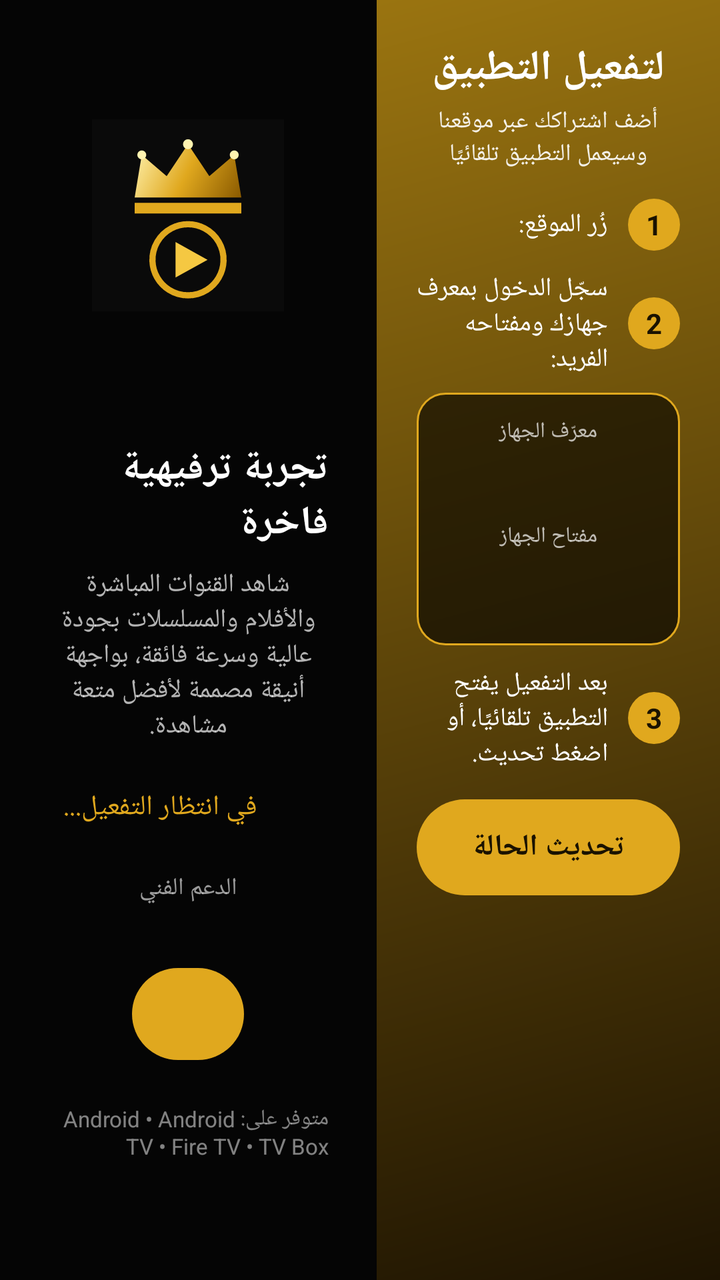
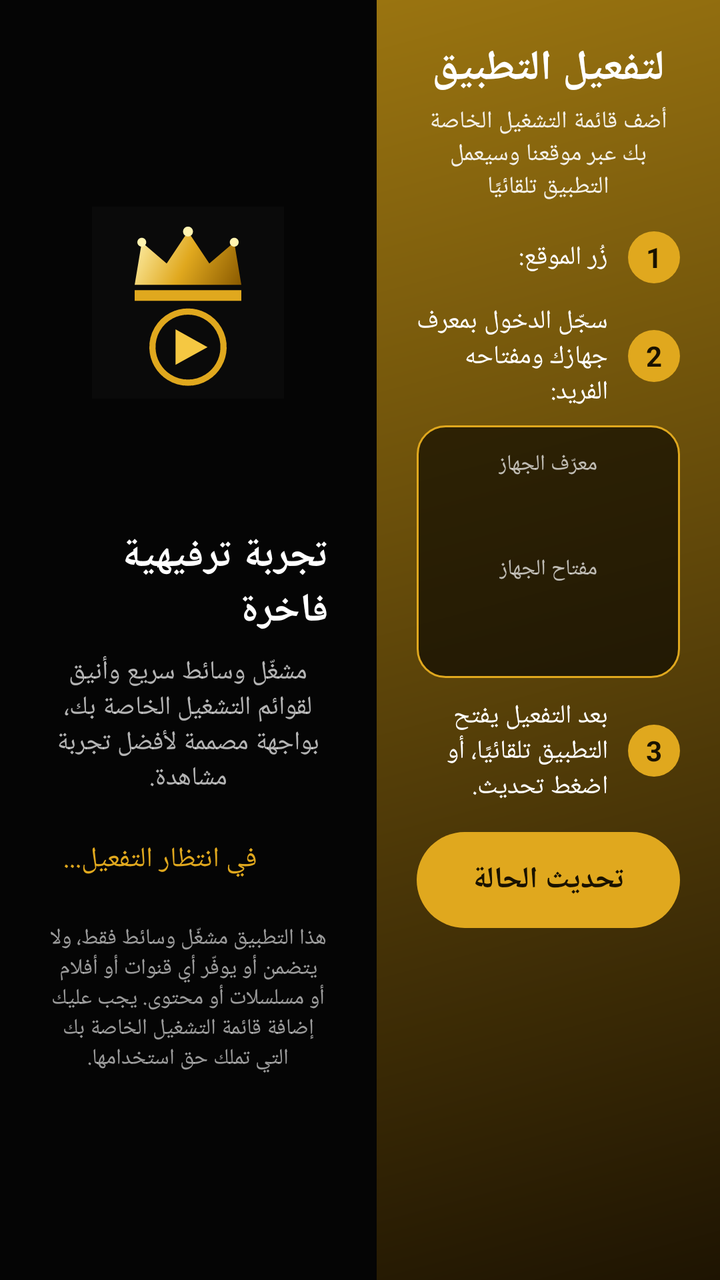

Two renders of the same Android screen: before a commit and after it. Below are the layout's source before the change and the commit's diff.
<!-- AndroidManifest.xml: application theme Theme.IPTVPlayer -->
<!-- res/layout/activity_activation.xml -->
<?xml version="1.0" encoding="utf-8"?>
<LinearLayout xmlns:android="http://schemas.android.com/apk/res/android" android:layout_width="match_parent" android:layout_height="match_parent" android:background="#050505" android:layoutDirection="ltr" android:orientation="horizontal">
<ScrollView android:layout_width="0dp" android:layout_height="match_parent" android:layout_weight="1.1" android:fillViewport="true"><LinearLayout android:layout_width="match_parent" android:layout_height="wrap_content" android:gravity="center" android:layoutDirection="rtl" android:orientation="vertical" android:padding="24dp">
<ImageView android:layout_width="96dp" android:layout_height="96dp" android:src="@drawable/ic_launcher_aurum" />
<TextView android:id="@+id/tvAppName" android:layout_width="wrap_content" android:layout_height="wrap_content" android:layout_marginTop="8dp" android:letterSpacing="0.2" android:textColor="#E0A81E" android:textSize="26sp" android:textStyle="bold" />
<TextView android:layout_width="wrap_content" android:layout_height="wrap_content" android:layout_marginTop="22dp" android:text="تجربة ترفيهية فاخرة" android:textColor="#FFFFFF" android:textSize="20sp" android:textStyle="bold" />
<TextView android:layout_width="match_parent" android:layout_height="wrap_content" android:layout_marginTop="8dp" android:gravity="center" android:text="شاهد القنوات المباشرة والأفلام والمسلسلات بجودة عالية وسرعة فائقة، بواجهة أنيقة مصممة لأفضل متعة مشاهدة." android:textColor="#B3FFFFFF" android:textSize="13sp" />
<LinearLayout android:layout_width="wrap_content" android:layout_height="wrap_content" android:layout_marginTop="22dp" android:gravity="center_vertical" android:orientation="horizontal"><ProgressBar android:id="@+id/progress" android:layout_width="20dp" android:layout_height="20dp" /><TextView android:id="@+id/tvStatus" android:layout_width="wrap_content" android:layout_height="wrap_content" android:layout_marginStart="8dp" android:text="في انتظار التفعيل..." android:textColor="#E0A81E" android:textSize="14sp" /></LinearLayout>
<TextView android:layout_width="wrap_content" android:layout_height="wrap_content" android:layout_marginTop="22dp" android:text="الدعم الفني" android:textColor="#99FFFFFF" android:textSize="12sp" />
<TextView android:id="@+id/tvPhone" android:layout_width="wrap_content" android:layout_height="wrap_content" android:textColor="#FFFFFF" android:textSize="16sp" android:textStyle="bold" />
<TextView android:id="@+id/btnContact" android:layout_width="wrap_content" android:layout_height="46dp" android:layout_marginTop="10dp" android:background="@drawable/bg_gold_btn" android:clickable="true" android:focusable="true" android:gravity="center" android:paddingStart="28dp" android:paddingEnd="28dp" android:textColor="#1A1200" android:textSize="14sp" android:textStyle="bold" />
<TextView android:layout_width="wrap_content" android:layout_height="wrap_content" android:layout_marginTop="22dp" android:text="متوفر على: Android • Android TV • Fire TV • TV Box" android:textColor="#80FFFFFF" android:textSize="11sp" />
</LinearLayout></ScrollView>
<ScrollView android:layout_width="0dp" android:layout_height="match_parent" android:layout_weight="1" android:background="@drawable/bg_activation_panel" android:fillViewport="true"><LinearLayout android:layout_width="match_parent" android:layout_height="wrap_content" android:layoutDirection="rtl" android:orientation="vertical" android:padding="20dp">
<TextView android:layout_width="match_parent" android:layout_height="wrap_content" android:gravity="center" android:text="لتفعيل التطبيق" android:textColor="#FFFFFF" android:textSize="21sp" android:textStyle="bold" />
<TextView android:layout_width="match_parent" android:layout_height="wrap_content" android:layout_marginTop="4dp" android:gravity="center" android:text="أضف اشتراكك عبر موقعنا وسيعمل التطبيق تلقائيًا" android:textColor="#E6FFFFFF" android:textSize="12sp" />
<LinearLayout android:layout_width="match_parent" android:layout_height="wrap_content" android:layout_marginTop="14dp" android:gravity="center_vertical" android:orientation="horizontal"><TextView android:layout_width="26dp" android:layout_height="26dp" android:background="@drawable/bg_step_num" android:gravity="center" android:text="1" android:textColor="#1A1200" android:textStyle="bold" /><TextView android:layout_width="wrap_content" android:layout_height="wrap_content" android:layout_marginStart="10dp" android:text="زُر الموقع:" android:textColor="#FFFFFF" android:textSize="13sp" /><TextView android:id="@+id/tvSite" android:layout_width="wrap_content" android:layout_height="wrap_content" android:layout_marginStart="6dp" android:textColor="#FFD670" android:textDirection="ltr" android:textSize="13sp" android:textStyle="bold" /></LinearLayout>
<LinearLayout android:layout_width="match_parent" android:layout_height="wrap_content" android:layout_marginTop="10dp" android:gravity="center_vertical" android:orientation="horizontal"><TextView android:layout_width="26dp" android:layout_height="26dp" android:background="@drawable/bg_step_num" android:gravity="center" android:text="2" android:textColor="#1A1200" android:textStyle="bold" /><TextView android:layout_width="0dp" android:layout_height="wrap_content" android:layout_marginStart="10dp" android:layout_weight="1" android:text="سجّل الدخول بمعرف جهازك ومفتاحه الفريد:" android:textColor="#FFFFFF" android:textSize="13sp" /></LinearLayout>
<LinearLayout android:layout_width="match_parent" android:layout_height="wrap_content" android:layout_marginTop="8dp" android:background="@drawable/bg_code_box" android:gravity="center" android:orientation="vertical" android:padding="12dp"><TextView android:layout_width="wrap_content" android:layout_height="wrap_content" android:text="معرّف الجهاز" android:textColor="#B3FFFFFF" android:textSize="11sp" /><TextView android:id="@+id/tvMac" android:layout_width="wrap_content" android:layout_height="wrap_content" android:fontFamily="monospace" android:textColor="#FFFFFF" android:textDirection="ltr" android:textIsSelectable="true" android:textSize="22sp" android:textStyle="bold" /><TextView android:layout_width="wrap_content" android:layout_height="wrap_content" android:layout_marginTop="8dp" android:text="مفتاح الجهاز" android:textColor="#B3FFFFFF" android:textSize="11sp" /><TextView android:id="@+id/tvKey" android:layout_width="wrap_content" android:layout_height="wrap_content" android:fontFamily="monospace" android:letterSpacing="0.15" android:textColor="#FFD670" android:textDirection="ltr" android:textIsSelectable="true" android:textSize="26sp" android:textStyle="bold" /></LinearLayout>
<LinearLayout android:layout_width="match_parent" android:layout_height="wrap_content" android:layout_marginTop="10dp" android:gravity="center_vertical" android:orientation="horizontal"><TextView android:layout_width="26dp" android:layout_height="26dp" android:background="@drawable/bg_step_num" android:gravity="center" android:text="3" android:textColor="#1A1200" android:textStyle="bold" /><TextView android:layout_width="0dp" android:layout_height="wrap_content" android:layout_marginStart="10dp" android:layout_weight="1" android:text="بعد التفعيل يفتح التطبيق تلقائيًا، أو اضغط تحديث." android:textColor="#FFFFFF" android:textSize="13sp" /></LinearLayout>
<TextView android:id="@+id/btnRefresh" android:layout_width="match_parent" android:layout_height="48dp" android:layout_marginTop="14dp" android:background="@drawable/bg_gold_btn" android:clickable="true" android:focusable="true" android:gravity="center" android:text="تحديث الحالة" android:textColor="#1A1200" android:textSize="15sp" android:textStyle="bold" />
<LinearLayout android:id="@+id/demoHolder" android:layout_width="match_parent" android:layout_height="wrap_content" android:layout_marginTop="10dp" android:orientation="vertical" />
</LinearLayout></ScrollView>
</LinearLayout>
<!-- resources referenced by this layout -->
<resources>
  <!-- drawable bg_activation_panel (drawable) -->
  <?xml version="1.0" encoding="utf-8"?>
  <shape xmlns:android="http://schemas.android.com/apk/res/android" android:shape="rectangle"><gradient android:angle="315" android:endColor="#1E1402" android:startColor="#9A7410" /></shape>
  <!-- drawable bg_code_box (drawable) -->
  <?xml version="1.0" encoding="utf-8"?>
  <shape xmlns:android="http://schemas.android.com/apk/res/android" android:shape="rectangle"><solid android:color="#99000000" /><stroke android:width="1dp" android:color="#E0A81E" /><corners android:radius="14dp" /></shape>
  <!-- drawable bg_gold_btn (drawable) -->
  <?xml version="1.0" encoding="utf-8"?>
  <selector xmlns:android="http://schemas.android.com/apk/res/android">
  <item android:state_focused="true"><shape android:shape="rectangle"><solid android:color="#F5C84C" /><stroke android:width="3dp" android:color="#FFFFFF" /><corners android:radius="26dp" /></shape></item>
  <item><shape android:shape="rectangle"><solid android:color="#E0A81E" /><corners android:radius="26dp" /></shape></item>
  </selector>
  <!-- drawable bg_step_num (drawable) -->
  <?xml version="1.0" encoding="utf-8"?>
  <shape xmlns:android="http://schemas.android.com/apk/res/android" android:shape="oval"><solid android:color="#E0A81E" /></shape>
  <!-- drawable ic_launcher_aurum (drawable) -->
  <?xml version="1.0" encoding="utf-8"?>
  <layer-list xmlns:android="http://schemas.android.com/apk/res/android">
  <item><shape android:shape="rectangle"><solid android:color="#0A0A0A" /></shape></item>
  <item android:drawable="@drawable/ic_logo" />
  </layer-list>
  <style name="Theme.IPTVPlayer" parent="Theme.MaterialComponents.DayNight.NoActionBar">
          <item name="colorPrimary">@color/accent_primary</item>
          <item name="colorPrimaryVariant">@color/accent_secondary</item>
          <item name="colorOnPrimary">@color/bg_primary</item>
          <item name="colorSecondary">@color/accent_primary</item>
          <item name="colorOnSecondary">@color/bg_primary</item>
          <item name="android:colorBackground">@color/bg_primary</item>
          <item name="colorSurface">@color/bg_surface</item>
          <item name="colorOnSurface">@color/text_primary</item>
          <item name="android:statusBarColor">@color/bg_surface</item>
          <item name="android:navigationBarColor">@color/bg_primary</item>
          <item name="android:windowBackground">@color/bg_primary</item>
          
          <item name="android:textColorPrimary">@color/text_primary</item>
          <item name="android:textColorSecondary">@color/text_secondary</item>
          <item name="android:editTextColor">@color/text_primary</item>
          <item name="android:textColorHint">@color/text_hint</item>
          
          <item name="materialAlertDialogTheme">@style/DarkAlertDialog</item>
      </style>
  <color name="accent_primary">#FF00E676</color>
  <color name="accent_secondary">#FF00C853</color>
  <color name="bg_primary">#FF121212</color>
  <color name="bg_surface">#FF1E1E1E</color>
  <color name="text_primary">#FFFFFFFF</color>
  <color name="text_secondary">#FFB0B0B0</color>
  <color name="text_hint">#FF757575</color>
  <style name="DarkAlertDialog" parent="ThemeOverlay.MaterialComponents.MaterialAlertDialog">
          <item name="colorSurface">@color/bg_surface</item>
          <item name="colorOnSurface">@color/text_primary</item>
          <item name="android:background">@color/bg_surface</item>
          <item name="buttonBarPositiveButtonStyle">@style/AccentButtonStyle</item>
      </style>
  <style name="AccentButtonStyle" parent="Widget.MaterialComponents.Button.TextButton.Dialog">
          <item name="android:textColor">@color/accent_primary</item>
      </style>
  <!-- unchanged entries left out for length: 1 -->
</resources>

<!-- the commit's change to res/layout/activity_activation.xml (unified diff, before → after) -->
@@ -4,16 +4,13 @@
 <ImageView android:layout_width="96dp" android:layout_height="96dp" android:src="@drawable/ic_launcher_aurum" />
 <TextView android:id="@+id/tvAppName" android:layout_width="wrap_content" android:layout_height="wrap_content" android:layout_marginTop="8dp" android:letterSpacing="0.2" android:textColor="#E0A81E" android:textSize="26sp" android:textStyle="bold" />
 <TextView android:layout_width="wrap_content" android:layout_height="wrap_content" android:layout_marginTop="22dp" android:text="تجربة ترفيهية فاخرة" android:textColor="#FFFFFF" android:textSize="20sp" android:textStyle="bold" />
-<TextView android:layout_width="match_parent" android:layout_height="wrap_content" android:layout_marginTop="8dp" android:gravity="center" android:text="شاهد القنوات المباشرة والأفلام والمسلسلات بجودة عالية وسرعة فائقة، بواجهة أنيقة مصممة لأفضل متعة مشاهدة." android:textColor="#B3FFFFFF" android:textSize="13sp" />
+<TextView android:layout_width="match_parent" android:layout_height="wrap_content" android:layout_marginTop="8dp" android:gravity="center" android:text="مشغّل وسائط سريع وأنيق لقوائم التشغيل الخاصة بك، بواجهة مصممة لأفضل تجربة مشاهدة." android:textColor="#B3FFFFFF" android:textSize="13sp" />
 <LinearLayout android:layout_width="wrap_content" android:layout_height="wrap_content" android:layout_marginTop="22dp" android:gravity="center_vertical" android:orientation="horizontal"><ProgressBar android:id="@+id/progress" android:layout_width="20dp" android:layout_height="20dp" /><TextView android:id="@+id/tvStatus" android:layout_width="wrap_content" android:layout_height="wrap_content" android:layout_marginStart="8dp" android:text="في انتظار التفعيل..." android:textColor="#E0A81E" android:textSize="14sp" /></LinearLayout>
-<TextView android:layout_width="wrap_content" android:layout_height="wrap_content" android:layout_marginTop="22dp" android:text="الدعم الفني" android:textColor="#99FFFFFF" android:textSize="12sp" />
-<TextView android:id="@+id/tvPhone" android:layout_width="wrap_content" android:layout_height="wrap_content" android:textColor="#FFFFFF" android:textSize="16sp" android:textStyle="bold" />
-<TextView android:id="@+id/btnContact" android:layout_width="wrap_content" android:layout_height="46dp" android:layout_marginTop="10dp" android:background="@drawable/bg_gold_btn" android:clickable="true" android:focusable="true" android:gravity="center" android:paddingStart="28dp" android:paddingEnd="28dp" android:textColor="#1A1200" android:textSize="14sp" android:textStyle="bold" />
-<TextView android:layout_width="wrap_content" android:layout_height="wrap_content" android:layout_marginTop="22dp" android:text="متوفر على: Android • Android TV • Fire TV • TV Box" android:textColor="#80FFFFFF" android:textSize="11sp" />
+<TextView android:layout_width="match_parent" android:layout_height="wrap_content" android:layout_marginTop="22dp" android:text="هذا التطبيق مشغّل وسائط فقط، ولا يتضمن أو يوفّر أي قنوات أو أفلام أو مسلسلات أو محتوى. يجب عليك إضافة قائمة التشغيل الخاصة بك التي تملك حق استخدامها." android:textColor="#99FFFFFF" android:textSize="11sp" android:gravity="center" />
 </LinearLayout></ScrollView>
 <ScrollView android:layout_width="0dp" android:layout_height="match_parent" android:layout_weight="1" android:background="@drawable/bg_activation_panel" android:fillViewport="true"><LinearLayout android:layout_width="match_parent" android:layout_height="wrap_content" android:layoutDirection="rtl" android:orientation="vertical" android:padding="20dp">
 <TextView android:layout_width="match_parent" android:layout_height="wrap_content" android:gravity="center" android:text="لتفعيل التطبيق" android:textColor="#FFFFFF" android:textSize="21sp" android:textStyle="bold" />
-<TextView android:layout_width="match_parent" android:layout_height="wrap_content" android:layout_marginTop="4dp" android:gravity="center" android:text="أضف اشتراكك عبر موقعنا وسيعمل التطبيق تلقائيًا" android:textColor="#E6FFFFFF" android:textSize="12sp" />
+<TextView android:layout_width="match_parent" android:layout_height="wrap_content" android:layout_marginTop="4dp" android:gravity="center" android:text="أضف قائمة التشغيل الخاصة بك عبر موقعنا وسيعمل التطبيق تلقائيًا" android:textColor="#E6FFFFFF" android:textSize="12sp" />
 <LinearLayout android:layout_width="match_parent" android:layout_height="wrap_content" android:layout_marginTop="14dp" android:gravity="center_vertical" android:orientation="horizontal"><TextView android:layout_width="26dp" android:layout_height="26dp" android:background="@drawable/bg_step_num" android:gravity="center" android:text="1" android:textColor="#1A1200" android:textStyle="bold" /><TextView android:layout_width="wrap_content" android:layout_height="wrap_content" android:layout_marginStart="10dp" android:text="زُر الموقع:" android:textColor="#FFFFFF" android:textSize="13sp" /><TextView android:id="@+id/tvSite" android:layout_width="wrap_content" android:layout_height="wrap_content" android:layout_marginStart="6dp" android:textColor="#FFD670" android:textDirection="ltr" android:textSize="13sp" android:textStyle="bold" /></LinearLayout>
 <LinearLayout android:layout_width="match_parent" android:layout_height="wrap_content" android:layout_marginTop="10dp" android:gravity="center_vertical" android:orientation="horizontal"><TextView android:layout_width="26dp" android:layout_height="26dp" android:background="@drawable/bg_step_num" android:gravity="center" android:text="2" android:textColor="#1A1200" android:textStyle="bold" /><TextView android:layout_width="0dp" android:layout_height="wrap_content" android:layout_marginStart="10dp" android:layout_weight="1" android:text="سجّل الدخول بمعرف جهازك ومفتاحه الفريد:" android:textColor="#FFFFFF" android:textSize="13sp" /></LinearLayout>
 <LinearLayout android:layout_width="match_parent" android:layout_height="wrap_content" android:layout_marginTop="8dp" android:background="@drawable/bg_code_box" android:gravity="center" android:orientation="vertical" android:padding="12dp"><TextView android:layout_width="wrap_content" android:layout_height="wrap_content" android:text="معرّف الجهاز" android:textColor="#B3FFFFFF" android:textSize="11sp" /><TextView android:id="@+id/tvMac" android:layout_width="wrap_content" android:layout_height="wrap_content" android:fontFamily="monospace" android:textColor="#FFFFFF" android:textDirection="ltr" android:textIsSelectable="true" android:textSize="22sp" android:textStyle="bold" /><TextView android:layout_width="wrap_content" android:layout_height="wrap_content" android:layout_marginTop="8dp" android:text="مفتاح الجهاز" android:textColor="#B3FFFFFF" android:textSize="11sp" /><TextView android:id="@+id/tvKey" android:layout_width="wrap_content" android:layout_height="wrap_content" android:fontFamily="monospace" android:letterSpacing="0.15" android:textColor="#FFD670" android:textDirection="ltr" android:textIsSelectable="true" android:textSize="26sp" android:textStyle="bold" /></LinearLayout>
